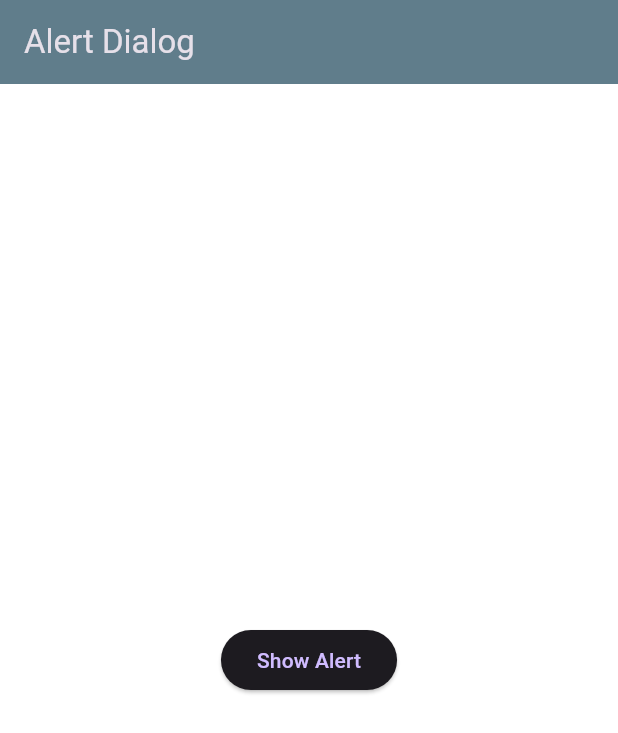
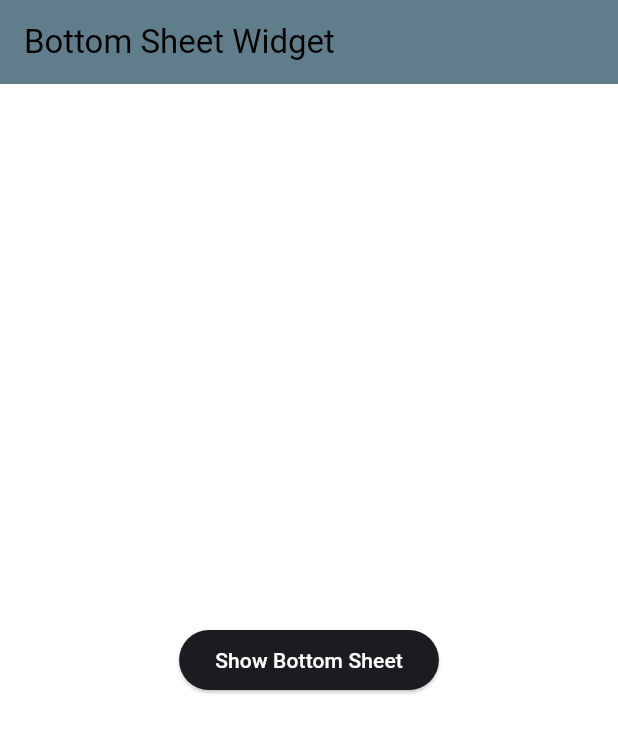
Before and after one commit to SheryarTahir/container_sizedbox, a Flutter app: the screen it shows after launch, on a phone screen of 412 x 824 dp. Shown: the top 733 px of the screen. Run offline on Flutter 3.47's test engine with Material 3 defaults, Android fonts, the phone set to English and light mode, and no system bars; our stand-ins replace cached_network_image.

Commit message:
Bottom Sheet widget

```diff
--- a/lib/main.dart
+++ b/lib/main.dart
@@ -1,6 +1,7 @@
 import 'package:container_sizedbox/widgets/Alert.dart';
 import 'package:container_sizedbox/widgets/Drawer.dart';
 import 'package:container_sizedbox/widgets/ImageWidget.dart';
+import 'package:container_sizedbox/widgets/bottomsheet.dart';
 import 'package:container_sizedbox/widgets/button.dart';
 import 'package:container_sizedbox/widgets/dismissible.dart';
 import 'package:container_sizedbox/widgets/list_grid.dart';
@@ -19,8 +20,8 @@ class MyApp extends StatelessWidget {
     return MaterialApp(
       debugShowCheckedModeBanner: false,
       theme:
-          ThemeData(brightness: Brightness.dark, primaryColor: Colors.purple),
-      home: const AlertWidget(),
+          ThemeData(brightness: Brightness.dark, primaryColor: Colors.blueGrey),
+      home: const Bottomsheetwidget(),
     );
   }
 }
--- /dev/null
+++ b/lib/widgets/bottomsheet.dart
@@ -0,0 +1,67 @@
+import 'package:flutter/material.dart';
+
+class Bottomsheetwidget extends StatelessWidget {
+  const Bottomsheetwidget({super.key});
+
+  @override
+  Widget build(BuildContext context) {
+    return Scaffold(
+      backgroundColor: Colors.white,
+      appBar: AppBar(
+        title: const Text(
+          'Bottom Sheet Widget',
+          style: TextStyle(color: Colors.black),
+        ),
+        backgroundColor: Theme.of(context).primaryColor,
+      ),
+      body: Center(
+        child: ElevatedButton(
+            onPressed: () {
+              showModalBottomSheet(
+                  shape: const RoundedRectangleBorder(
+                    borderRadius: BorderRadius.only(
+                        topLeft: Radius.circular(20),
+                        topRight: Radius.circular(20)),
+                  ),
+                  backgroundColor: Theme.of(context).primaryColor,
+                  context: context,
+                  builder: (context) {
+                    return const Column(
+                      mainAxisSize: MainAxisSize.min,
+                      children: [
+                        ListTile(
+                          title: Text('Orange'),
+                          subtitle: Text('Shazo'),
+                        ),
+                        ListTile(
+                          title: Text('Mango'),
+                          subtitle: Text('Sheryar'),
+                        ),
+                        ListTile(
+                          title: Text('Banana'),
+                          subtitle: Text('Mohsin'),
+                        ),
+                        ListTile(
+                          title: Text('Apple'),
+                          subtitle: Text('Furqan'),
+                        ),
+                        ListTile(
+                          title: Text('Strawberry'),
+                          subtitle: Text('Tayyab'),
+                        ),
+                        ListTile(
+                          title: Text('Pineapple'),
+                          subtitle: Text('Rayyan'),
+                        ),
+                      ],
+                    );
+                  });
+            },
+            child: const Text(
+              'Show Bottom Sheet',
+              style: TextStyle(color: Colors.white),
+            )),
+      ),
+    );
+  }
+}
```
